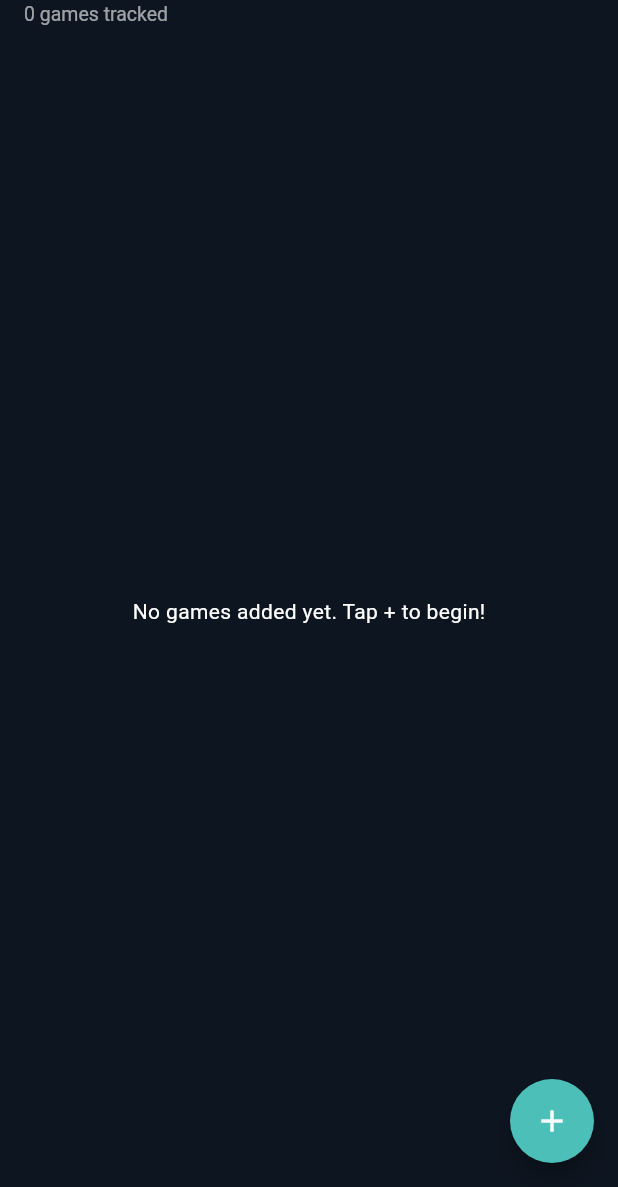
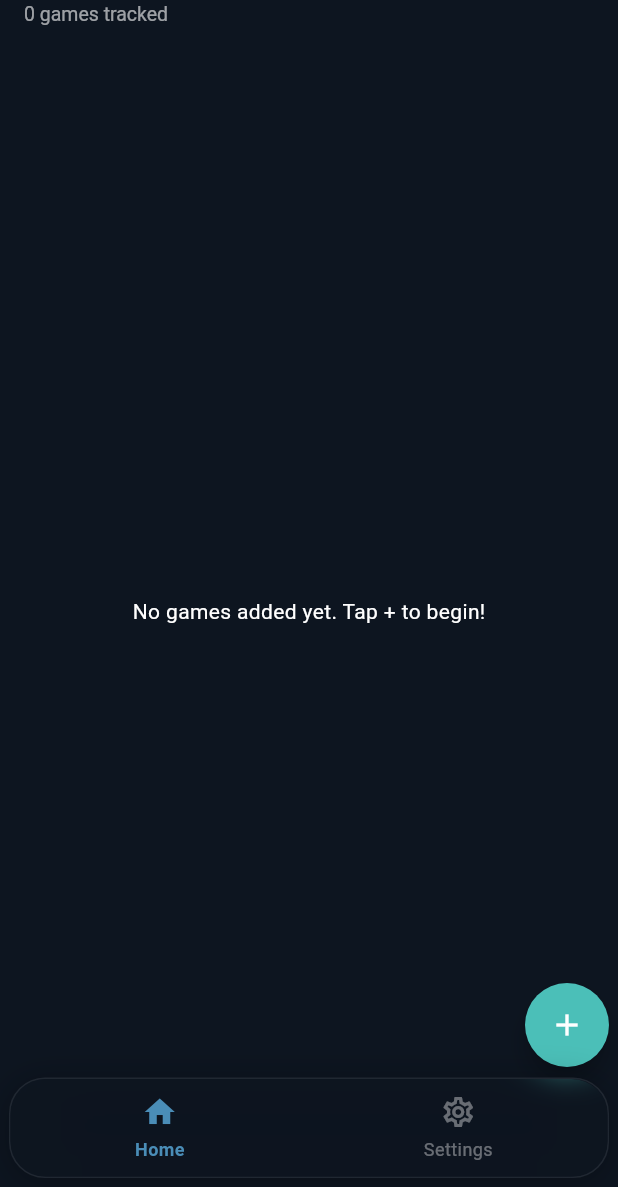
Before and after one commit to kkesidis/score-mate, a Flutter app: the screen it shows after launch, on a phone screen of 412 x 824 dp, the part 49-1236 px from its top. Run offline on Flutter 3.47's test engine with Material 3 defaults, Android fonts, the phone set to English and light mode, and no system bars; our stand-ins replace go_router, isar; accounts and stored records are empty; generated files the repository leaves out were written again.

Commit message:
feat: navigation

```diff
--- /dev/null
+++ b/lib/components/navigation_bar.dart
@@ -0,0 +1,111 @@
+import 'dart:ui';
+import 'package:flutter/material.dart';
+import 'package:go_router/go_router.dart';
+import '../models/app_theme.dart';
+
+class ScaffoldWithNavBar extends StatelessWidget {
+  const ScaffoldWithNavBar({
+    required this.navigationShell,
+    super.key,
+  });
+
+  final StatefulNavigationShell navigationShell;
+
+  @override
+  Widget build(BuildContext context) {
+    return Scaffold(
+      extendBody: true,
+      body: navigationShell,
+      bottomNavigationBar: SafeArea(
+        child: Padding(
+          padding: const EdgeInsets.only(left: 6.0, right: 6.0, bottom: 6.0),
+          child: Container(
+            decoration: BoxDecoration(
+              borderRadius: BorderRadius.circular(24.0),
+              border: Border.all(
+                color: Colors.white.withValues(alpha: 0.08),
+                width: 1.0,
+              ),
+              gradient: LinearGradient(
+                begin: Alignment.topCenter,
+                end: Alignment.bottomCenter,
+                colors: [
+                  Theme.of(context).scaffoldBackgroundColor.withValues(alpha: 0.85),
+                  Theme.of(context).scaffoldBackgroundColor.withValues(alpha: 0.95),
+                ],
+              ),
+              boxShadow: [
+                BoxShadow(
+                  color: Colors.black.withValues(alpha: 0.3),
+                  blurRadius: 20,
+                  offset: const Offset(0, 4),
+                ),
+              ],
+            ),
+            child: ClipRRect(
+              borderRadius: BorderRadius.circular(24.0),
+              child: BackdropFilter(
+                filter: ImageFilter.blur(sigmaX: 12, sigmaY: 12),
+                child: Padding(
+                  padding: const EdgeInsets.symmetric(vertical: 4.0),
+                  child: BottomNavigationBar(
+                    currentIndex: navigationShell.currentIndex,
+                    onTap: (int index) {
+                      navigationShell.goBranch(index);
+                    },
+
+                    elevation: 0,
+                    backgroundColor: Colors.transparent,
+                    type: BottomNavigationBarType.fixed,
+
+                    selectedItemColor: AppTheme.primary,
+                    unselectedItemColor: Theme.of(context)
+                        .colorScheme
+                        .onSurface
+                        .withValues(alpha: 0.38),
+
+                    selectedLabelStyle: const TextStyle(
+                      fontSize: 12,
+                      fontWeight: FontWeight.w600,
+                      letterSpacing: 0.3,
+                    ),
+                    unselectedLabelStyle: const TextStyle(
+                      fontSize: 12,
+                      fontWeight: FontWeight.w400,
+                      letterSpacing: 0.3,
+                    ),
+
+                    items: const [
+                      BottomNavigationBarItem(
+                        icon: Padding(
+                          padding: EdgeInsets.only(bottom: 4.0),
+                          child: Icon(Icons.home_outlined),
+                        ),
+                        activeIcon: Padding(
+                          padding: EdgeInsets.only(bottom: 4.0),
+                          child: Icon(Icons.home),
+                        ),
+                        label: 'Home',
+                      ),
+                      BottomNavigationBarItem(
+                        icon: Padding(
+                          padding: EdgeInsets.only(bottom: 4.0),
+                          child: Icon(Icons.settings_outlined),
+                        ),
+                        activeIcon: Padding(
+                          padding: EdgeInsets.only(bottom: 4.0),
+                          child: Icon(Icons.settings),
+                        ),
+                        label: 'Settings',
+                      ),
+                    ],
+                  ),
+                ),
+              ),
+            ),
+          ),
+        ),
+      ),
+    );
+  }
+}
--- /dev/null
+++ b/lib/helpers/custom_fab_location.dart
@@ -0,0 +1,21 @@
+import 'package:flutter/material.dart';
+
+class CustomFabLocation extends FloatingActionButtonLocation {
+  final double offsetY;
+  final double offsetX;
+
+  const CustomFabLocation({required this.offsetY, required this.offsetX});
+
+  @override
+  Offset getOffset(ScaffoldPrelayoutGeometry scarcity) {
+    // 1. Grab the width and height safely from the size configuration object
+    final double fabWidth = scarcity.floatingActionButtonSize.width;
+    final double fabHeight = scarcity.floatingActionButtonSize.height;
+
+    // 2. Compute coordinates relative to the full scaffold size boundaries
+    final double x = scarcity.scaffoldSize.width - fabWidth - offsetX;
+    final double y = scarcity.scaffoldSize.height - fabHeight - offsetY;
+
+    return Offset(x, y);
+  }
+}
--- a/lib/main.dart
+++ b/lib/main.dart
@@ -3,7 +3,7 @@ import 'package:isar/isar.dart';
 import 'package:path_provider/path_provider.dart';
 import 'models/board_game.dart';
 import 'models/app_theme.dart';
-import 'screens/game_list_screen.dart';
+import 'router.dart';
 
 late Isar isar;
 
@@ -25,10 +25,10 @@ class ScoreDenApp extends StatelessWidget {
 
   @override
   Widget build(BuildContext context) {
-    return MaterialApp(
+    return MaterialApp.router(
       title: 'ScoreDen',
       debugShowCheckedModeBanner: false,
-      home: const GameListScreen(),
+      routerConfig: appRouter,
       themeMode: ThemeMode.dark,
       darkTheme: ThemeData(
         useMaterial3: true,
--- /dev/null
+++ b/lib/router.dart
@@ -0,0 +1,63 @@
+import 'package:flutter/material.dart';
+import 'package:go_router/go_router.dart';
+import 'screens/game_list_screen.dart';
+import 'screens/match_sessions_screen.dart';
+import 'screens/player_scores_screen.dart';
+import 'components/navigation_bar.dart';
+
+class SettingsScreen extends StatelessWidget { const SettingsScreen({super.key}); @override Widget build(BuildContext context) => const Scaffold(body: Center(child: Text('Settings'))); }
+
+final GoRouter appRouter = GoRouter(
+  initialLocation: '/home',
+  routes: [
+    StatefulShellRoute.indexedStack(
+      builder: (context, state, navigationShell) {
+        return ScaffoldWithNavBar(navigationShell: navigationShell);
+      },
+      branches: [
+        StatefulShellBranch(
+          routes: [
+            GoRoute(
+              path: '/home',
+              builder: (context, state) => const GameListScreen(),
+              routes: [
+                GoRoute(
+                  path: ':gameId/sessions',
+                  builder: (context, state) {
+                    final gameIdString = state.pathParameters['gameId'] ?? '0';
+                    final int gameId = int.tryParse(gameIdString) ?? 0;
+
+                    return MatchSessionsScreen(gameId: gameId);
+                  },
+                  routes: [
+                    GoRoute(
+                      path: ':sessionIndex',
+                      builder: (context, state) {
+                        final gameIdString = state.pathParameters['gameId'] ?? '0';
+                        final sessionIndexString = state.pathParameters['sessionIndex'] ?? '0';
+
+                        final int gameId = int.tryParse(gameIdString) ?? 0;
+                        final int sessionIndex = int.tryParse(sessionIndexString) ?? 0;
+
+                        return PlayerScoresScreen(gameId: gameId, sessionIndex: sessionIndex);
+                      },
+                    )
+                  ],
+                ),
+              ],
+            ),
+          ],
+        ),
+
+        StatefulShellBranch(
+          routes: [
+            GoRoute(
+              path: '/settings',
+              builder: (context, state) => const SettingsScreen(),
+            ),
+          ],
+        ),
+      ],
+    ),
+  ],
+);
--- a/lib/screens/game_list_screen.dart
+++ b/lib/screens/game_list_screen.dart
@@ -4,7 +4,8 @@ import '../main.dart';
 import '../models/board_game.dart';
 import '../models/app_theme.dart';
 import '../components/stylized_card.dart';
-import 'match_sessions_screen.dart';
+import '../helpers/custom_fab_location.dart';
+import 'package:go_router/go_router.dart';
 
 class GameListScreen extends StatefulWidget {
   const GameListScreen({super.key});
@@ -95,8 +96,8 @@ class _GameListScreenState extends State<GameListScreen> {
 
     showModalBottomSheet(
       context: context,
-      isScrollControlled:
-          true, // Allows the sheet to resize when keyboards push up
+      isScrollControlled: true, // Allows the sheet to resize when keyboards push up
+      useRootNavigator: true,
       shape: const RoundedRectangleBorder(
         borderRadius: BorderRadius.vertical(top: Radius.circular(20)),
       ),
@@ -377,13 +378,7 @@ class _GameListScreenState extends State<GameListScreen> {
                           ],
                         ),
                         onTap: () {
-                          Navigator.push(
-                            context,
-                            MaterialPageRoute(
-                              builder: (context) =>
-                                  MatchSessionsScreen(gameId: game.id),
-                            ),
-                          );
+                          context.go('/home/${game.id}/sessions');
                         },
                       ),
 
@@ -474,6 +469,10 @@ class _GameListScreenState extends State<GameListScreen> {
                 );
               },
             ),
+      floatingActionButtonLocation: const CustomFabLocation(
+        offsetY: 80.0,
+        offsetX: 6.0,
+      ),
       floatingActionButton: FloatingActionButton(
         onPressed: () =>
             _showGameDialog(), // Calls dialog without arguments (Defaults to Add Mode)
--- a/lib/screens/match_sessions_screen.dart
+++ b/lib/screens/match_sessions_screen.dart
@@ -4,6 +4,8 @@ import '../models/board_game.dart';
 import '../models/app_theme.dart';
 import '../components/stylized_card.dart';
 import 'dart:async';
+import '../helpers/custom_fab_location.dart';
+import 'package:go_router/go_router.dart';
 
 class MatchSessionsScreen extends StatefulWidget {
   final int gameId;
@@ -63,8 +65,8 @@ class _MatchSessionsScreenState extends State<MatchSessionsScreen> {
 
     showModalBottomSheet(
       context: context,
-      isScrollControlled:
-          true, // Allows the sheet to resize when keyboards push up
+      isScrollControlled: true, // Allows the sheet to resize when keyboards push up
+      useRootNavigator: true,
       shape: const RoundedRectangleBorder(
         borderRadius: BorderRadius.vertical(top: Radius.circular(20)),
       ),
@@ -363,15 +365,7 @@ class _MatchSessionsScreenState extends State<MatchSessionsScreen> {
                           ],
                         ),
                         onTap: () {
-                          Navigator.push(
-                            context,
-                            MaterialPageRoute(
-                              builder: (context) => PlayerScoresScreen(
-                                gameId: _game!.id,
-                                sessionIndex: reversedIndex,
-                              ),
-                            ),
-                          );
+                          context.go('/home/${_game!.id}/sessions/$reversedIndex');
                         },
                       ),
 
@@ -462,6 +456,10 @@ class _MatchSessionsScreenState extends State<MatchSessionsScreen> {
                 );
               },
             ),
+      floatingActionButtonLocation: const CustomFabLocation(
+        offsetY: 80.0,
+        offsetX: 6.0,
+      ),
       floatingActionButton: FloatingActionButton(
         onPressed: _showSessionDialog,
         child: const Icon(Icons.add),
--- a/lib/screens/player_scores_screen.dart
+++ b/lib/screens/player_scores_screen.dart
@@ -3,6 +3,7 @@ import '../main.dart';
 import '../models/board_game.dart';
 import '../models/app_theme.dart';
 import '../components/stylized_card.dart';
+import '../helpers/custom_fab_location.dart';
 
 enum ScoreOp { add, subtract }
 
@@ -65,6 +66,7 @@ class _PlayerScoresScreenState extends State<PlayerScoresScreen> {
     showModalBottomSheet(
       context: context,
       isScrollControlled: true,
+      useRootNavigator: true,
       shape: const RoundedRectangleBorder(
         borderRadius: BorderRadius.vertical(top: Radius.circular(20)),
       ),
@@ -205,6 +207,7 @@ class _PlayerScoresScreenState extends State<PlayerScoresScreen> {
     showModalBottomSheet(
       context: context,
       isScrollControlled: true,
+      useRootNavigator: true,
       shape: const RoundedRectangleBorder(
         borderRadius: BorderRadius.vertical(top: Radius.circular(20)),
       ),
@@ -528,8 +531,8 @@ class _PlayerScoresScreenState extends State<PlayerScoresScreen> {
   ) {
     showModalBottomSheet(
       context: context,
-      isScrollControlled:
-          true, // Allows the sheet to resize when keyboards push up
+      isScrollControlled: true, // Allows the sheet to resize when keyboards push up
+      useRootNavigator: true,
       shape: const RoundedRectangleBorder(
         borderRadius: BorderRadius.vertical(top: Radius.circular(20)),
       ),
@@ -976,6 +979,10 @@ class _PlayerScoresScreenState extends State<PlayerScoresScreen> {
                 );
               },
             ),
+      floatingActionButtonLocation: const CustomFabLocation(
+        offsetY: 80.0,
+        offsetX: 6.0,
+      ),
       floatingActionButton: FloatingActionButton(
         onPressed:
             _showPlayerFormBottomSheet, // Floating Action Button now strictly registers new names
--- a/pubspec.yaml
+++ b/pubspec.yaml
@@ -39,6 +39,7 @@ dependencies:
   isar: ^3.1.0+1
   isar_flutter_libs: ^3.1.0+1
   path_provider: ^2.1.6
+  go_router: ^17.3.0
 
 dev_dependencies:
   flutter_test:
```
Also changed, not shown: pubspec.lock.
